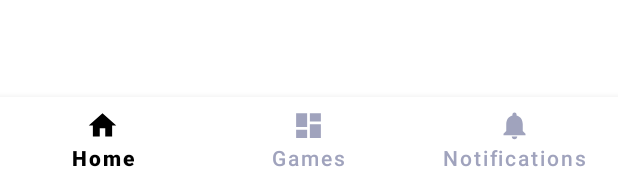
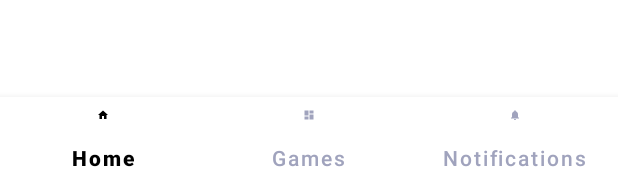
Before and after one commit to lucy-android/ChemistryQuiz, an Android app: the layout activity_main.xml on its own in the app's theme, with its tools: preview values and no code run, on a phone screen of 412 x 824 dp. Shown: the part 1055-1233 px from the top of the screen. Run offline under Robolectric (Android 15) with nearby library versions, the phone set to English and light mode, and no system bars.

Commit message:
FUN-2: extracted to dimens

```diff
--- a/app/src/main/res/drawable/ic_atomic_structure.xml
+++ b/app/src/main/res/drawable/ic_atomic_structure.xml
@@ -1,6 +1,6 @@
 <vector xmlns:android="http://schemas.android.com/apk/res/android"
     android:width="@dimen/dimen_50"
-    android:height="45dp"
+    android:height="@dimen/dimen_45"
     android:viewportWidth="500"
     android:viewportHeight="450">
 
--- a/app/src/main/res/drawable/splash_branding_name.xml
+++ b/app/src/main/res/drawable/splash_branding_name.xml
@@ -11,14 +11,14 @@
             <item
                 android:width="@dimen/default_letter_size"
                 android:height="@dimen/default_letter_size"
-                android:start="20dp"
+                android:start="@dimen/dimen_20"
                 android:drawable="@drawable/ic_letter_u_lowercase">
             </item>
 
             <item
                 android:width="@dimen/default_letter_size"
                 android:height="@dimen/default_letter_size"
-                android:start="38dp"
+                android:start="@dimen/dimen_38"
                 android:drawable="@drawable/ic_letter_n_lowercase">
             </item>
 
@@ -33,7 +33,7 @@
             <item
                 android:width="@dimen/default_letter_size"
                 android:height="@dimen/default_letter_size"
-                android:start="71dp"
+                android:start="@dimen/dimen_71"
                 android:top="@dimen/dimen_3"
                 android:drawable="@drawable/ic_letter_h_lowercase">
             </item>
@@ -41,7 +41,7 @@
             <item
                 android:width="@dimen/default_letter_size"
                 android:height="@dimen/default_letter_size"
-                android:start="78dp"
+                android:start="@dimen/dimen_78"
                 android:top="@dimen/dimen_3"
                 android:drawable="@drawable/ic_letter_e_lowercase">
             </item>
@@ -49,7 +49,7 @@
             <item
                 android:width="@dimen/default_letter_size"
                 android:height="@dimen/default_letter_size"
-                android:start="99dp"
+                android:start="@dimen/dimen_99"
                 android:top="0dp"
                 android:drawable="@drawable/ic_letter_m_lowercase">
             </item>
@@ -57,7 +57,7 @@
             <item
                 android:width="@dimen/default_letter_size"
                 android:height="@dimen/default_letter_size"
-                android:start="118dp"
+                android:start="@dimen/dimen_118"
                 android:top="@dimen/dimen_3"
                 android:drawable="@drawable/ic_letter_i_lowercase">
             </item>
@@ -65,7 +65,7 @@
             <item
                 android:width="@dimen/default_letter_size"
                 android:height="@dimen/default_letter_size"
-                android:start="135dp"
+                android:start="@dimen/dimen_135"
                 android:top="@dimen/dimen_3"
                 android:drawable="@drawable/ic_letter_s_lowercase">
             </item>
@@ -73,7 +73,7 @@
             <item
                 android:width="@dimen/default_letter_size"
                 android:height="@dimen/default_letter_size"
-                android:start="143dp"
+                android:start="@dimen/dimen_143"
                 android:top="0dp"
                 android:drawable="@drawable/ic_letter_t_lowercase">
             </item>
@@ -81,7 +81,7 @@
             <item
                 android:width="@dimen/default_letter_size"
                 android:height="@dimen/default_letter_size"
-                android:start="163dp"
+                android:start="@dimen/dimen_163"
                 android:top="0dp"
                 android:drawable="@drawable/ic_letter_r_lowercase">
             </item>
@@ -89,8 +89,8 @@
             <item
                 android:width="@dimen/default_letter_size"
                 android:height="@dimen/default_letter_size"
-                android:start="170dp"
-                android:top="4dp"
+                android:start="@dimen/dimen_170"
+                android:top="@dimen/dimen_4"
                 android:drawable="@drawable/ic_letter_y_lowercase">
             </item>
 
--- a/app/src/main/res/layout/activity_main.xml
+++ b/app/src/main/res/layout/activity_main.xml
@@ -35,7 +35,7 @@
             android:layout_marginStart="0dp"
             android:layout_marginEnd="0dp"
             android:background="?android:attr/windowBackground"
-            app:itemIconSize="22dp"
+            app:itemIconSize="@dimen/dimen_22"
             app:itemIconTint="@color/navigation_item"
             app:itemTextAppearanceActive="@style/TextAppearance.ChemistryQuiz.BottomNavigationView.TextActive"
             app:itemTextAppearanceInactive="@style/TextAppearance.ChemistryQuiz.BottomNavigationView.TextInactive"
```
